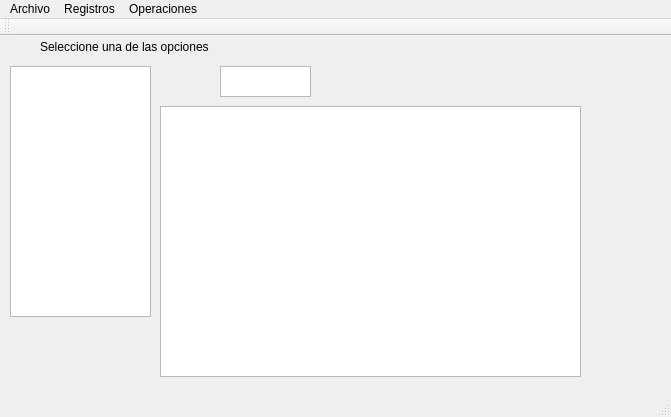
Qt form mainwindow.ui (JoedHernandez1995/Proyecto_FileStructures) before a commit.
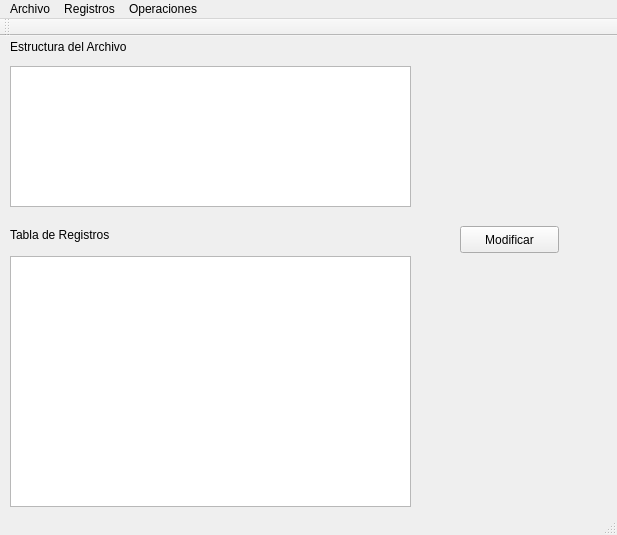
The same form after that commit.

Patch:
```diff
--- a/mainwindow.ui
+++ b/mainwindow.ui
@@ -6,8 +6,8 @@
    <rect>
     <x>0</x>
     <y>0</y>
-    <width>671</width>
-    <height>417</height>
+    <width>617</width>
+    <height>535</height>
    </rect>
   </property>
   <property name="windowTitle">
@@ -22,29 +22,29 @@
      <rect>
       <x>10</x>
       <y>30</y>
-      <width>141</width>
-      <height>251</height>
+      <width>401</width>
+      <height>141</height>
      </rect>
     </property>
    </widget>
    <widget class="QLabel" name="lb_info">
     <property name="geometry">
      <rect>
-      <x>40</x>
+      <x>10</x>
       <y>0</y>
-      <width>211</width>
+      <width>161</width>
       <height>21</height>
      </rect>
     </property>
     <property name="text">
-     <string>Seleccione una de las opciones</string>
+     <string>Estructura del Archivo</string>
     </property>
    </widget>
    <widget class="QTableWidget" name="tablaLista">
     <property name="geometry">
      <rect>
-      <x>220</x>
-      <y>30</y>
+      <x>150</x>
+      <y>390</y>
       <width>91</width>
       <height>31</height>
      </rect>
@@ -56,20 +56,46 @@
    <widget class="QTextBrowser" name="browserImpresion">
     <property name="geometry">
      <rect>
-      <x>160</x>
-      <y>70</y>
-      <width>421</width>
-      <height>271</height>
+      <x>10</x>
+      <y>220</y>
+      <width>401</width>
+      <height>251</height>
      </rect>
     </property>
    </widget>
+   <widget class="QLabel" name="label">
+    <property name="geometry">
+     <rect>
+      <x>10</x>
+      <y>190</y>
+      <width>131</width>
+      <height>17</height>
+     </rect>
+    </property>
+    <property name="text">
+     <string>Tabla de Registros</string>
+    </property>
+   </widget>
+   <widget class="QPushButton" name="pushButton">
+    <property name="geometry">
+     <rect>
+      <x>460</x>
+      <y>190</y>
+      <width>99</width>
+      <height>27</height>
+     </rect>
+    </property>
+    <property name="text">
+     <string>Modificar</string>
+    </property>
+   </widget>
   </widget>
   <widget class="QMenuBar" name="menuBar">
    <property name="geometry">
     <rect>
      <x>0</x>
      <y>0</y>
-     <width>671</width>
+     <width>617</width>
      <height>25</height>
     </rect>
    </property>
```
